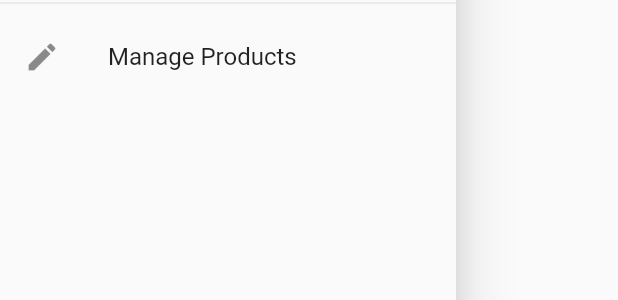
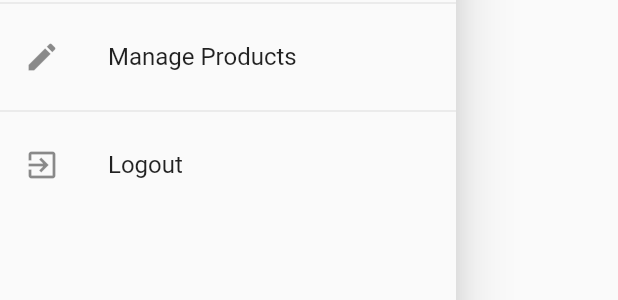
Before and after one commit to Nirbhay-nrb/The-Shop-App, a Flutter app: the AppDrawer widget shown alone on an empty page, opened directly, on a phone screen of 412 x 824 dp. Shown: the part 309-609 px from the top of the screen. Run offline on Flutter 3.47's test engine with Material 2 defaults, Android fonts, the light colour scheme and no system bars; network calls fail.

Commit message:
logout and auto logout

```diff
--- a/the_shop_app/lib/widgets/app_drawer.dart
+++ b/the_shop_app/lib/widgets/app_drawer.dart
@@ -1,4 +1,6 @@
 import 'package:flutter/material.dart';
+import 'package:provider/provider.dart';
+import 'package:the_shop_app/providers/auth.dart';
 import 'package:the_shop_app/screens/orders_screen.dart';
 import 'package:the_shop_app/screens/user_products_screen.dart';
 
@@ -38,6 +40,15 @@ class AppDrawer extends StatelessWidget {
                   .pushReplacementNamed(UserProductsScreen.routeName);
             },
           ),
+          Divider(),
+          ListTile(
+            leading: Icon(Icons.exit_to_app),
+            title: Text('Logout'),
+            onTap: () {
+              Navigator.pop(context);
+              Provider.of<Auth>(context, listen: false).logout();
+            },
+          ),
         ],
       ),
     );
```
Also changed, not shown: the_shop_app/lib/providers/auth.dart (+27 -0 lines).
